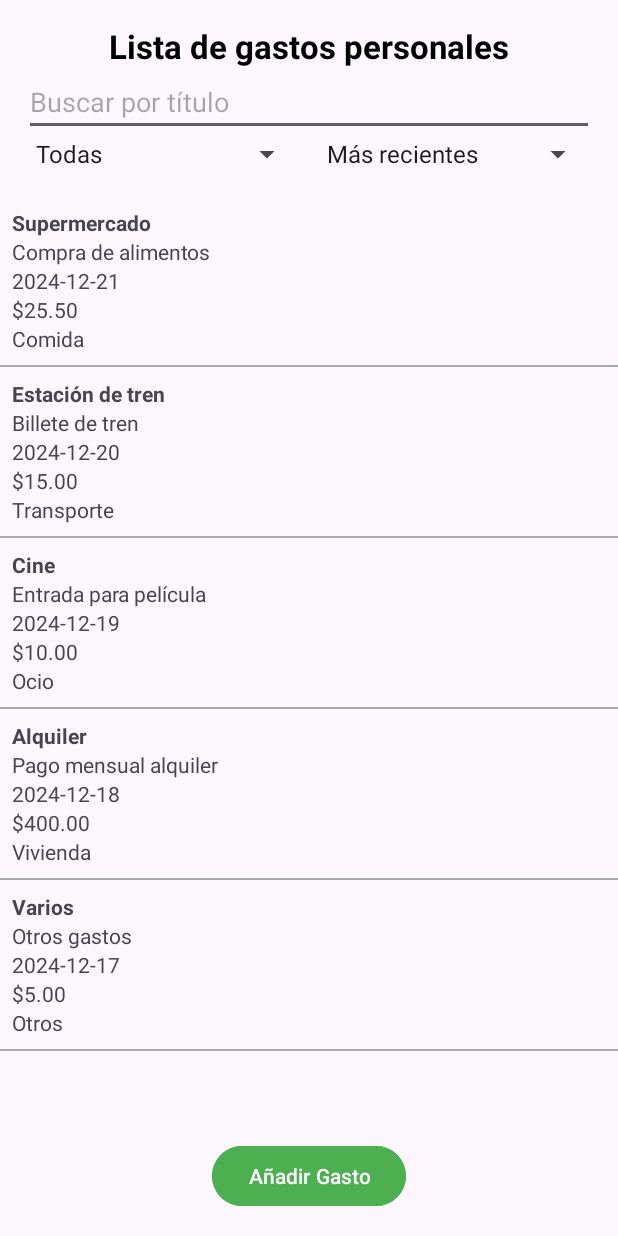
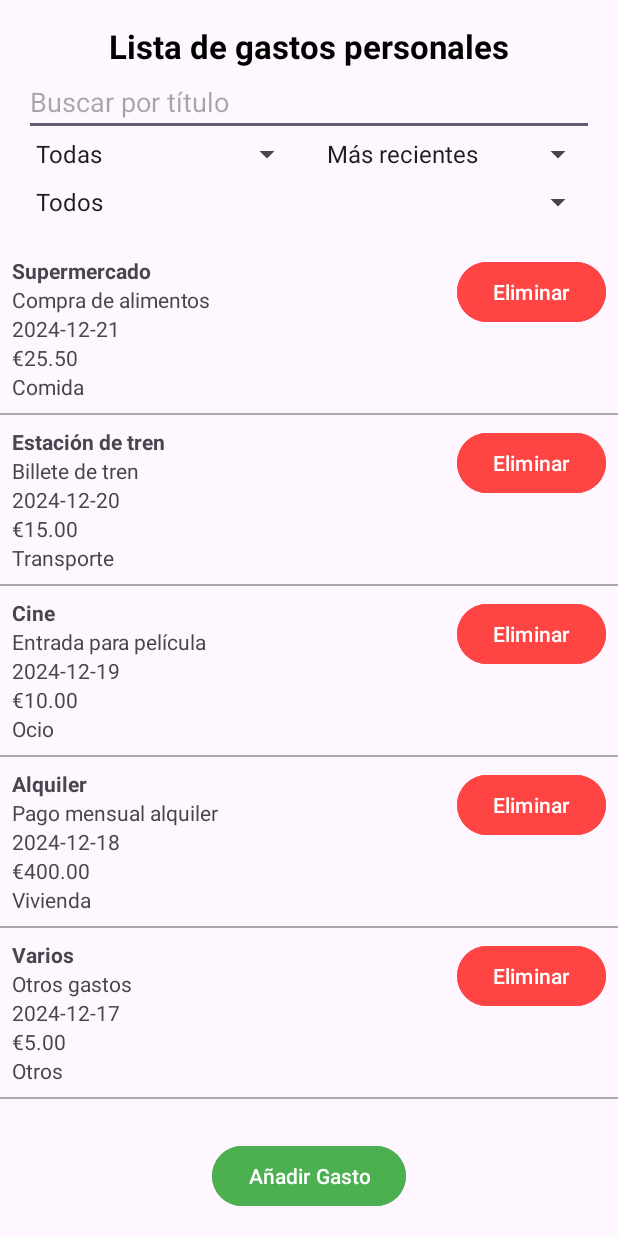
Before and after one commit to javiertorrecilla/GestorGastos, an Android app: the screen it shows after launch (MainActivity), on a phone screen of 412 x 824 dp. Run offline under Robolectric (Android 15) with nearby library versions, the phone set to English and light mode, and no system bars.

Commit message:
Eliminar Gastos y Filtros

```diff
--- a/GestorGastosPersonales/app/src/main/java/com/example/gestorgastospersonales/ExpenseAdapter.java
+++ b/GestorGastosPersonales/app/src/main/java/com/example/gestorgastospersonales/ExpenseAdapter.java
@@ -1,11 +1,13 @@
 package com.example.gestorgastospersonales;
-
+import android.app.AlertDialog;
 import android.content.Context;
 import android.view.LayoutInflater;
 import android.view.View;
 import android.view.ViewGroup;
 import android.widget.BaseAdapter;
+import android.widget.Button;
 import android.widget.TextView;
+import android.widget.Toast;
 
 import java.util.List;
 
@@ -13,10 +15,12 @@ public class ExpenseAdapter extends BaseAdapter {
 
     private Context context;
     private List<Gasto> expenseList;
+    private GastoDbHelper dbHelper;
 
     public ExpenseAdapter(Context context, List<Gasto> expenseList) {
         this.context = context;
         this.expenseList = expenseList;
+        this.dbHelper = new GastoDbHelper(context); // Inicializa el helper para operaciones en la base de datos
     }
 
     @Override
@@ -37,23 +41,45 @@ public class ExpenseAdapter extends BaseAdapter {
     @Override
     public View getView(int position, View convertView, ViewGroup parent) {
         if (convertView == null) {
-            LayoutInflater inflater = (LayoutInflater) context.getSystemService(Context.LAYOUT_INFLATER_SERVICE);
-            convertView = inflater.inflate(R.layout.item_expense, parent, false);
+            convertView = LayoutInflater.from(context).inflate(R.layout.item_expense, parent, false);
         }
 
         Gasto expense = expenseList.get(position);
 
+        // Configurar los textos
         TextView titleTextView = convertView.findViewById(R.id.titleTextView);
-        TextView conceptTextView = convertView.findViewById(R.id.descriptionTextView);
+        TextView descriptionTextView = convertView.findViewById(R.id.descriptionTextView);
         TextView dateTextView = convertView.findViewById(R.id.dateTextView);
         TextView amountTextView = convertView.findViewById(R.id.amountTextView);
         TextView categoryTextView = convertView.findViewById(R.id.categoryTextView);
 
         titleTextView.setText(expense.getLugar());
-        conceptTextView.setText(expense.getDescripcion());
+        descriptionTextView.setText(expense.getDescripcion());
         dateTextView.setText(expense.getFecha());
-        amountTextView.setText(String.format("$%.2f", expense.getCantidad()));
+        amountTextView.setText(String.format("€%.2f", expense.getCantidad()));
         categoryTextView.setText(expense.getCategoria());
+
+        // Botón de eliminar
+        Button deleteButton = convertView.findViewById(R.id.deleteButton);
+        deleteButton.setOnClickListener(v -> {
+            // Mostrar el AlertDialog de confirmación
+            new AlertDialog.Builder(context)
+                    .setTitle("Eliminar Gasto")
+                    .setMessage("¿Estás seguro de que deseas eliminar este gasto?")
+                    .setPositiveButton("Sí", (dialog, which) -> {
+                        // Eliminar el gasto de la base de datos
+                        dbHelper.eliminarGasto(expense);
+
+                        // Eliminar el gasto de la lista y actualizar la vista
+                        expenseList.remove(position);
+                        notifyDataSetChanged();
+
+                        // Mostrar mensaje de confirmación
+                        Toast.makeText(context, "Gasto eliminado", Toast.LENGTH_SHORT).show();
+                    })
+                    .setNegativeButton("No", null)
+                    .show();
+        });
 
         return convertView;
     }
--- a/GestorGastosPersonales/app/src/main/java/com/example/gestorgastospersonales/MainActivity.java
+++ b/GestorGastosPersonales/app/src/main/java/com/example/gestorgastospersonales/MainActivity.java
@@ -11,11 +11,15 @@ import android.widget.EditText;
 import android.widget.ListView;
 import android.widget.Spinner;
 import android.widget.ArrayAdapter;
+
 import androidx.appcompat.app.AppCompatActivity;
 
+import java.text.SimpleDateFormat;
 import java.util.ArrayList;
+import java.util.Calendar;
 import java.util.Collections;
 import java.util.Comparator;
+import java.util.Date;
 import java.util.List;
 
 public class MainActivity extends AppCompatActivity {
@@ -24,7 +28,7 @@ public class MainActivity extends AppCompatActivity {
     private Button addExpenseButton;
     private ExpenseAdapter adapter;
     private EditText searchEditText;
-    private Spinner categorySpinner, sortSpinner;
+    private Spinner categorySpinner, sortSpinner, timeSpinner;
     private List<Gasto> expenseList;
     private List<Gasto> filteredList;
 
@@ -38,19 +42,18 @@ public class MainActivity extends AppCompatActivity {
         searchEditText = findViewById(R.id.searchEditText);
         categorySpinner = findViewById(R.id.categorySpinner);
         sortSpinner = findViewById(R.id.sortSpinner);
+        timeSpinner = findViewById(R.id.timeSpinner); // Nuevo Spinner
 
-        // Obtener los gastos de la base de datos
         GastoDbHelper dbHelper = new GastoDbHelper(this);
         dbHelper.borrarDatos();
         dbHelper.initGastos(this);
         expenseList = dbHelper.obtenerGastos();
         filteredList = new ArrayList<>(expenseList);
 
-        // Adaptador para la lista de gastos
         adapter = new ExpenseAdapter(this, filteredList);
         listView.setAdapter(adapter);
 
-        // Filtro de búsqueda
+        // Configurar búsqueda por texto
         searchEditText.addTextChangedListener(new TextWatcher() {
             @Override
             public void beforeTextChanged(CharSequence charSequence, int start, int count, int after) {}
@@ -64,7 +67,7 @@ public class MainActivity extends AppCompatActivity {
             public void afterTextChanged(Editable editable) {}
         });
 
-        // Configurar el Spinner de categorías
+        // Configurar Spinner de categorías
         ArrayAdapter<CharSequence> categoryAdapter = ArrayAdapter.createFromResource(this,
                 R.array.categories, android.R.layout.simple_spinner_item);
         categoryAdapter.setDropDownViewResource(android.R.layout.simple_spinner_dropdown_item);
@@ -80,7 +83,7 @@ public class MainActivity extends AppCompatActivity {
             public void onNothingSelected(AdapterView<?> parentView) {}
         });
 
-        // Configurar el Spinner de ordenación
+        // Configurar Spinner de ordenación
         ArrayAdapter<CharSequence> sortAdapter = ArrayAdapter.createFromResource(this,
                 R.array.sort_options, android.R.layout.simple_spinner_item);
         sortAdapter.setDropDownViewResource(android.R.layout.simple_spinner_dropdown_item);
@@ -95,16 +98,44 @@ public class MainActivity extends AppCompatActivity {
             @Override
             public void onNothingSelected(AdapterView<?> parentView) {}
         });
+
+        // Configurar Spinner de tiempo
+        ArrayAdapter<CharSequence> timeAdapter = ArrayAdapter.createFromResource(this,
+                R.array.time_options, android.R.layout.simple_spinner_item);
+        timeAdapter.setDropDownViewResource(android.R.layout.simple_spinner_dropdown_item);
+        timeSpinner.setAdapter(timeAdapter);
+
+        timeSpinner.setOnItemSelectedListener(new AdapterView.OnItemSelectedListener() {
+            @Override
+            public void onItemSelected(AdapterView<?> parentView, View view, int position, long id) {
+                updateFilteredList();
+            }
+
+            @Override
+            public void onNothingSelected(AdapterView<?> parentView) {}
+        });
     }
 
     private void updateFilteredList() {
         String searchQuery = searchEditText.getText().toString().toLowerCase().trim();
         String selectedCategory = categorySpinner.getSelectedItem().toString();
         String selectedSortOption = sortSpinner.getSelectedItem().toString();
+        String selectedTimeOption = timeSpinner.getSelectedItem().toString();
 
         filteredList.clear();
 
-        // Filtrar por búsqueda y categoría
+        // Obtener fechas actuales y límite
+        Calendar calendar = Calendar.getInstance();
+        Date today = calendar.getTime();
+        calendar.add(Calendar.DATE, -1);
+        Date yesterday = calendar.getTime();
+        calendar.add(Calendar.DATE, -6);
+        Date lastWeek = calendar.getTime();
+        calendar.add(Calendar.DATE, -23); // Ya restamos 7, sumamos 23 más
+        Date lastMonth = calendar.getTime();
+
+        SimpleDateFormat dateFormat = new SimpleDateFormat("yyyy-MM-dd");
+
         for (Gasto expense : expenseList) {
             boolean matchesSearch = expense.getDescripcion().toLowerCase().contains(searchQuery) ||
                     expense.getLugar().toLowerCase().contains(searchQuery);
@@ -112,17 +143,35 @@ public class MainActivity extends AppCompatActivity {
             boolean matchesCategory = selectedCategory.equals("Todas") ||
                     expense.getCategoria().equalsIgnoreCase(selectedCategory);
 
-            if (matchesSearch && matchesCategory) {
+            boolean matchesTime = true; // Default is true (if "Todos" is selected)
+            try {
+                Date expenseDate = dateFormat.parse(expense.getFecha());
+                switch (selectedTimeOption) {
+                    case "Hoy":
+                        matchesTime = dateFormat.format(expenseDate).equals(dateFormat.format(today));
+                        break;
+                    case "Ayer":
+                        matchesTime = dateFormat.format(expenseDate).equals(dateFormat.format(yesterday));
+                        break;
+                    case "Última Semana":
+                        matchesTime = expenseDate.after(lastWeek) && !expenseDate.after(today);
+                        break;
+                    case "Último Mes":
+                        matchesTime = expenseDate.after(lastMonth) && !expenseDate.after(today);
+                        break;
+                }
+            } catch (Exception e) {
+                e.printStackTrace();
+            }
+
+            if (matchesSearch && matchesCategory && matchesTime) {
                 filteredList.add(expense);
             }
         }
 
-        // Ordenar según la opción seleccionada
         switch (selectedSortOption) {
             case "Más recientes":
-                Collections.sort(filteredList, (o1, o2) -> {
-                    return o2.getFecha().compareTo(o1.getFecha()); // Ordenar por fecha (descendente)
-                });
+                Collections.sort(filteredList, (o1, o2) -> o2.getFecha().compareTo(o1.getFecha()));
                 break;
 
             case "Más antiguos":
@@ -130,9 +179,7 @@ public class MainActivity extends AppCompatActivity {
                 break;
 
             case "Más caros":
-                Collections.sort(filteredList, (o1, o2) -> {
-                    return Double.compare(o2.getCantidad(), o1.getCantidad()); // Ordenar por cantidad (descendente)
-                });
+                Collections.sort(filteredList, (o1, o2) -> Double.compare(o2.getCantidad(), o1.getCantidad()));
                 break;
 
             case "Más baratos":
@@ -140,7 +187,6 @@ public class MainActivity extends AppCompatActivity {
                 break;
         }
 
-        // Notificar al adaptador para que se actualice la lista
         adapter.notifyDataSetChanged();
     }
 }
--- a/GestorGastosPersonales/app/src/main/res/layout/activity_main.xml
+++ b/GestorGastosPersonales/app/src/main/res/layout/activity_main.xml
@@ -65,6 +65,16 @@
             app:layout_constraintEnd_toEndOf="parent"
             app:layout_constraintStart_toEndOf="@id/categorySpinner"
             app:layout_constraintTop_toTopOf="parent" />
+
+        <!-- Spinner de opciones de tiempo -->
+        <Spinner
+            android:id="@+id/timeSpinner"
+            android:layout_width="0dp"
+            android:layout_height="wrap_content"
+            android:layout_marginTop="8dp"
+            app:layout_constraintTop_toBottomOf="@id/categorySpinner"
+            app:layout_constraintStart_toStartOf="parent"
+            app:layout_constraintEnd_toEndOf="parent" />
     </androidx.constraintlayout.widget.ConstraintLayout>
 
     <!-- Lista de gastos -->
--- a/GestorGastosPersonales/app/src/main/res/layout/item_expense.xml
+++ b/GestorGastosPersonales/app/src/main/res/layout/item_expense.xml
@@ -1,40 +1,54 @@
 <LinearLayout xmlns:android="http://schemas.android.com/apk/res/android"
     android:layout_width="match_parent"
     android:layout_height="wrap_content"
-    android:orientation="vertical"
+    android:orientation="horizontal"
     android:padding="8dp">
 
     <!-- Información del Gasto -->
+    <LinearLayout
+        android:layout_width="0dp"
+        android:layout_height="wrap_content"
+        android:layout_weight="1"
+        android:orientation="vertical">
+
         <TextView
             android:id="@+id/titleTextView"
             android:layout_width="wrap_content"
             android:layout_height="wrap_content"
             android:text="Lugar"
-        android:textStyle="bold"/>
+            android:textStyle="bold" />
 
         <TextView
             android:id="@+id/descriptionTextView"
             android:layout_width="wrap_content"
             android:layout_height="wrap_content"
-        android:text="Descripción"/>
+            android:text="Descripción" />
 
         <TextView
             android:id="@+id/dateTextView"
             android:layout_width="wrap_content"
             android:layout_height="wrap_content"
-        android:text="Fecha"/>
+            android:text="Fecha" />
 
         <TextView
             android:id="@+id/amountTextView"
             android:layout_width="wrap_content"
             android:layout_height="wrap_content"
-        android:text="Cantidad"/>
+            android:text="Cantidad" />
 
         <TextView
             android:id="@+id/categoryTextView"
             android:layout_width="wrap_content"
             android:layout_height="wrap_content"
-        android:text="Categoría"/>
+            android:text="Categoría" />
+    </LinearLayout>
 
+    <Button
+        android:id="@+id/deleteButton"
+        android:layout_width="wrap_content"
+        android:layout_height="wrap_content"
+        android:text="@string/delete"
+        android:backgroundTint="@android:color/holo_red_light"
+        android:textColor="@android:color/white" />
 
 </LinearLayout>
--- a/GestorGastosPersonales/app/src/main/res/values/strings.xml
+++ b/GestorGastosPersonales/app/src/main/res/values/strings.xml
@@ -10,6 +10,7 @@
     <string name="date">Fecha</string>
     <string name="category">Categoria</string>
     <string name="search">Buscar por título</string>
+    <string name="delete">Eliminar</string>
 
     <string-array name="categories">
         <item>Todas</item>
@@ -26,4 +27,12 @@
         <item>Más caros</item>
         <item>Más baratos</item>
     </string-array>
+
+    <string-array name="time_options">
+        <item>Todos</item>
+        <item>Hoy</item>
+        <item>Ayer</item>
+        <item>Última Semana</item>
+        <item>Último Mes</item>
+    </string-array>
 </resources>
```
Also changed, not shown: GestorGastosPersonales/app/src/main/java/com/example/gestorgastospersonales/DBHelper.java (deleted, +0 -65 lines), GestorGastosPersonales/app/src/main/java/com/example/gestorgastospersonales/Expense.java (deleted, +0 -88 lines), GestorGastosPersonales/app/src/main/java/com/example/gestorgastospersonales/GastoDbHelper.java (+12 -0 lines), 1 other file. Lines whose indentation alone changed are shown as unchanged.
